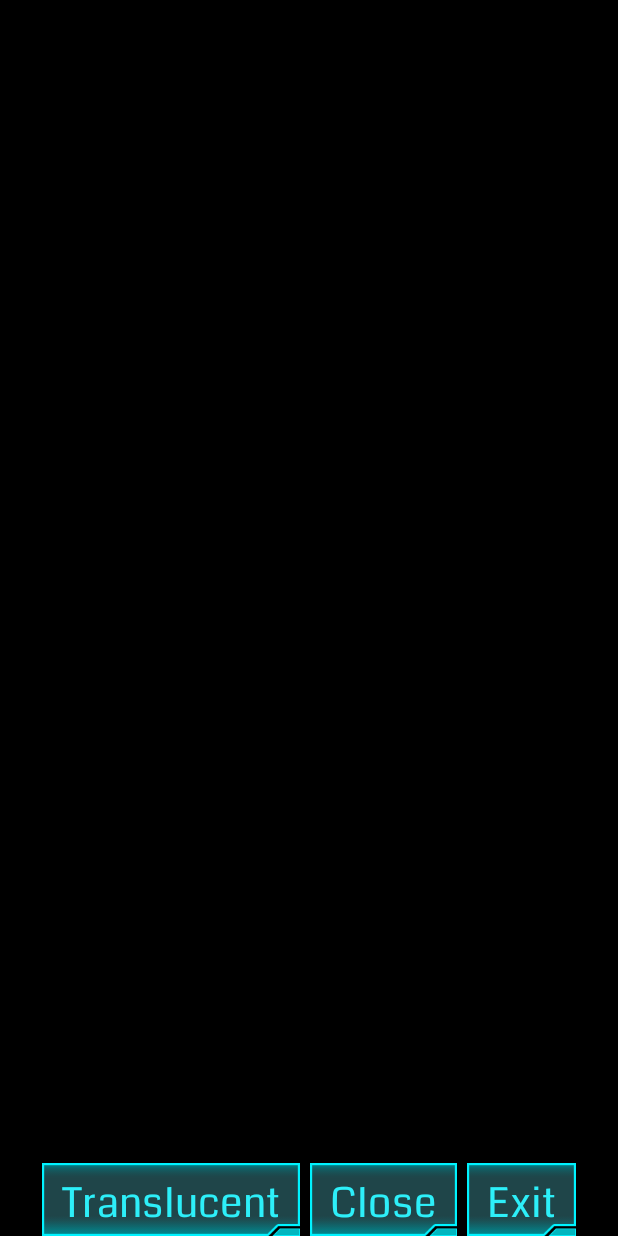
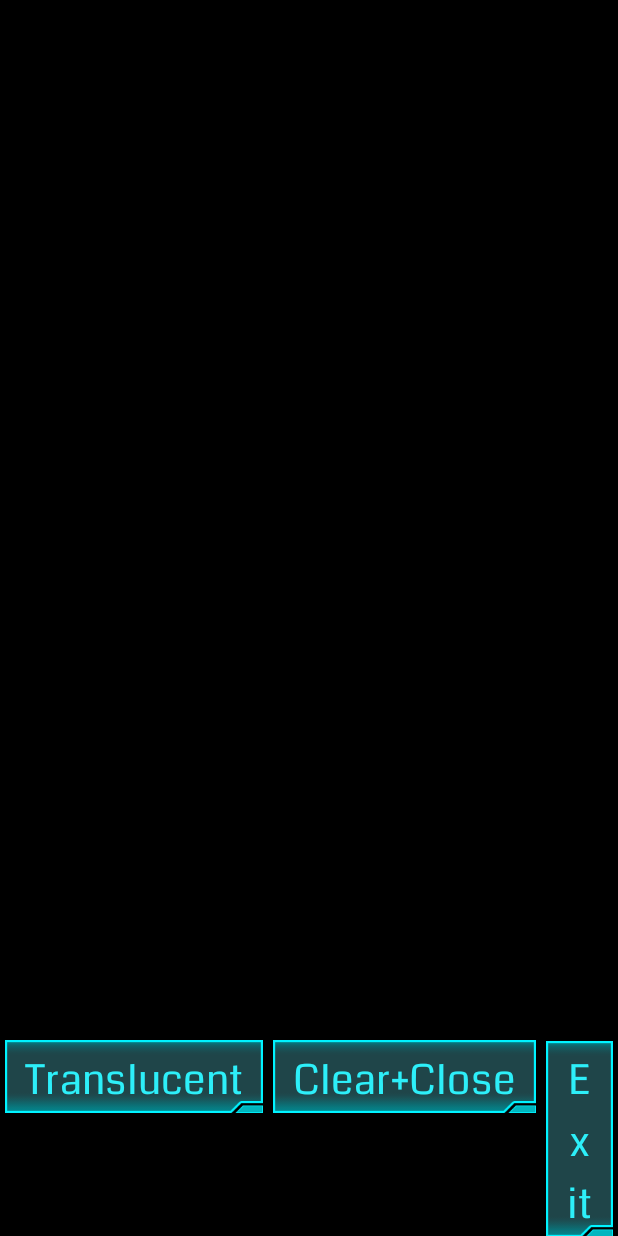
Before and after one commit to KyokuX/GlyphRecorder, an Android app: the layout view_glyph.xml on its own in the app's theme, with its tools: preview values and no code run, on a phone screen of 412 x 824 dp. Run offline under Robolectric (Android 15) with nearby library versions, the phone set to English and light mode, and no system bars.

Commit message:
加入新功能
升级版本号
加入简体中文支持
删除无用的资源
修改英文提示

```diff
--- a/build.gradle
+++ b/build.gradle
@@ -22,7 +22,7 @@ android {
         minSdkVersion 10
         targetSdkVersion 10
         versionCode 4
-        versionName "1.0.3"
+        versionName "1.0.4"
     }
     buildTypes {
         release {
--- a/src/main/res/values/strings.xml
+++ b/src/main/res/values/strings.xml
@@ -1,6 +1,6 @@
 <resources>
     <string name="app_name">GlyphRecorder</string>
     <string name="txt_switch">Translucent</string>
-    <string name="txt_close">Close</string>
+    <string name="txt_close">Clear+Close</string>
     <string name="txt_exit">Exit</string>
 </resources>
```
Also changed, not shown: src/main/res/values/attrs_pointer_location_view.xml (deleted, +0 -8 lines), 1 other file.
